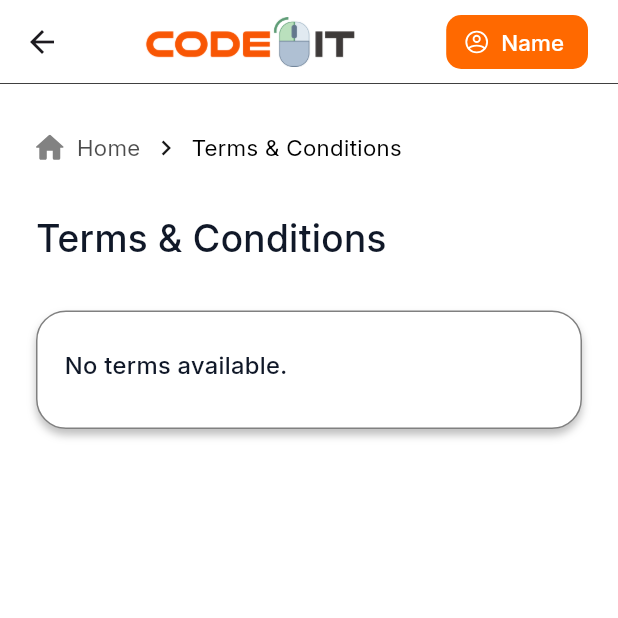
After one commit to manishshrestha01/student-portal, a Flutter app: the TermsView screen opened by its route, on a phone screen of 412 x 824 dp, the top half of it. The commit adds this screen. Run offline on Flutter 3.47's test engine with Material 3 defaults, Android fonts, the phone set to English and light mode, and no system bars; our stand-ins replace dio, flutter_svg, flutter_widget_from_html, gap, get, get_storage and 1 more; accounts and stored records are empty; network calls fail.

Commit message:
added terms and conditions

```diff
--- /dev/null
+++ b/devtools_options.yaml
@@ -0,0 +1,3 @@
+description: This file stores settings for Dart & Flutter DevTools.
+documentation: https://docs.flutter.dev/tools/devtools/extensions#configure-extension-enablement-states
+extensions:
--- a/lib/bindings/controller_binding.dart
+++ b/lib/bindings/controller_binding.dart
@@ -3,6 +3,7 @@ import 'package:codeit_app/controller/change_password_controller.dart';
 import 'package:codeit_app/controller/forgot_password_controller.dart';
 import 'package:codeit_app/controller/suggestion_controller.dart';
 import 'package:codeit_app/controller/support_controller.dart';
+import 'package:codeit_app/controller/terms_controller.dart';
 import 'package:codeit_app/controller/ticket_controller.dart';
 import 'package:codeit_app/controller/verify_otp_controller.dart';
 import 'package:get/instance_manager.dart';
@@ -16,12 +17,10 @@ class ControllerBinding extends Bindings {
       permanent: true,
     );
     Get.put<TicketController>(TicketController(), permanent: true);
+    Get.put<TermsController>(TermsController(), permanent: true);
     Get.put<SuggestionController>(SuggestionController(), permanent: true);
     Get.put<SupportController>(SupportController(), permanent: true);
-    Get.lazyPut<VerifyOtpController>(
-      () => VerifyOtpController(),
-      fenix: true,
-    );
+    Get.lazyPut<VerifyOtpController>(() => VerifyOtpController(), fenix: true);
     Get.lazyPut<ChangePasswordController>(
       () => ChangePasswordController(),
       fenix: true,
--- /dev/null
+++ b/lib/controller/terms_controller.dart
@@ -0,0 +1,35 @@
+import 'package:codeit_app/controller/storage_controller.dart';
+import 'package:codeit_app/model/terms_model.dart';
+import 'package:codeit_app/service/terms_service.dart';
+import 'package:get/get.dart';
+
+class TermsController extends GetxController {
+  var terms = TermsModel(sucess: true, data: '').obs;
+  var isLoading = false.obs;
+
+  Future<void> getTerms() async {
+    try {
+      isLoading(true);
+
+      final token = StorageController().getToken();
+      if (token == null) {
+        Get.offAllNamed('/login');
+        return;
+      }
+
+      final response = await TermsService.fetchTerms();
+      if (response.statusCode == 200) {
+        final responseData = response.data;
+
+        if (responseData is Map<String, dynamic>) {
+          final parsed = TermsModel.fromJson(responseData);
+          terms.value = parsed;
+        } else if (responseData is String) {
+          terms.value = TermsModel(sucess: true, data: responseData);
+        }
+      }
+    } finally {
+      isLoading(false);
+    }
+  }
+}
--- /dev/null
+++ b/lib/model/terms_model.dart
@@ -0,0 +1,16 @@
+class TermsModel {
+  TermsModel({
+    required this.sucess,
+    required this.data,
+  });
+
+  final bool? sucess;
+  final String? data;
+
+  factory TermsModel.fromJson(Map<String, dynamic> json) {
+    return TermsModel(
+      sucess: json["sucess"],
+      data: json["data"],
+    );
+  }
+}
--- a/lib/routes/app_pages.dart
+++ b/lib/routes/app_pages.dart
@@ -10,6 +10,7 @@ import 'package:codeit_app/view/register_view.dart';
 import 'package:codeit_app/view/splash_view.dart';
 import 'package:codeit_app/view/suggestions_view.dart';
 import 'package:codeit_app/view/support_view.dart';
+import 'package:codeit_app/view/terms_view.dart';
 import 'package:codeit_app/view/ticket_view.dart';
 import 'package:codeit_app/view/verify_otp.dart';
 import 'package:get/get.dart';
@@ -52,7 +53,8 @@ class AppPages {
     GetPage(name: AppRoutes.support, page: () => const SupportView()),
     GetPage(name: AppRoutes.ticket, page: () => const TicketView()),
     GetPage(name: AppRoutes.suggestions, page: () => const SuggestionsView()),
-     GetPage(name: AppRoutes.sendTicket, page: () => const SupportView()),
+    GetPage(name: AppRoutes.sendTicket, page: () => const SupportView()),
     GetPage(name: AppRoutes.home, page: () =>  HomeView()),
+    GetPage(name: AppRoutes.terms, page: () =>  TermsView()),
   ];
 }
--- a/lib/routes/app_routes.dart
+++ b/lib/routes/app_routes.dart
@@ -9,6 +9,7 @@ class AppRoutes {
   static const String support = '/support';
   static const String ticket = '/ticket';
   static const String suggestions = '/suggestions';
-    static const String sendTicket = '/support-ticket';
+  static const String sendTicket = '/support-ticket';
   static const String home = '/home';
+  static const String terms = '/terms';
 }
--- /dev/null
+++ b/lib/service/terms_service.dart
@@ -0,0 +1,16 @@
+import 'package:codeit_app/controller/storage_controller.dart';
+import 'package:codeit_app/utils/dio_connector.dart';
+import 'package:dio/dio.dart';
+
+class TermsService {
+  static Future<Response> fetchTerms() async {
+    try {
+      return await DioConnector.dio.get('terms');
+    } on DioException catch (e) {
+      if (e.response?.statusCode == 401) {
+        StorageController().deleteToken();
+      }
+      rethrow;
+    }
+  }
+}
--- a/lib/view/support_view.dart
+++ b/lib/view/support_view.dart
@@ -8,6 +8,7 @@ import 'package:codeit_app/view/internship_view.dart';
 import 'package:codeit_app/view/profile_view.dart';
 import 'package:codeit_app/view/suggestions_view.dart';
 import 'package:codeit_app/view/technical_view.dart';
+import 'package:codeit_app/view/terms_view.dart';
 import 'package:codeit_app/view/ticket_view.dart';
 import 'package:flutter/material.dart';
 import 'package:flutter_svg/flutter_svg.dart';
@@ -247,6 +248,7 @@ class _SupportViewState extends State<SupportView> {
                 ),
               ),
               ListTile(
+                onTap: () => Get.offAll(() => const TermsView()),
                 contentPadding: EdgeInsets.only(left: 30),
                 leading: SvgPicture.asset(
                   'assets/support/conditions.svg',
--- /dev/null
+++ b/lib/view/terms_view.dart
@@ -0,0 +1,193 @@
+import 'dart:math' as math;
+
+import 'package:codeit_app/core/constants/colors.dart';
+import 'package:codeit_app/widgets/custom_appbar.dart';
+import 'package:flutter/material.dart';
+import 'package:flutter_svg/flutter_svg.dart';
+import 'package:flutter_widget_from_html/flutter_widget_from_html.dart';
+import 'package:gap/gap.dart';
+import 'package:get/get.dart';
+import 'package:google_fonts/google_fonts.dart';
+
+import '../controller/terms_controller.dart';
+import 'support_view.dart';
+
+class TermsView extends StatefulWidget {
+  const TermsView({super.key});
+
+  @override
+  State<TermsView> createState() => _TermsViewState();
+}
+
+class _TermsViewState extends State<TermsView> {
+  final TermsController termsController = Get.find<TermsController>();
+
+  @override
+  void initState() {
+    super.initState();
+    WidgetsBinding.instance.addPostFrameCallback((_) {
+      termsController.getTerms();
+    });
+  }
+
+  @override
+  Widget build(BuildContext context) {
+    return Scaffold(
+      backgroundColor: const Color(0xFFFFFFFF),
+      appBar: CustomAppBar(),
+      body: Obx(() {
+        if (termsController.isLoading.value) {
+          return const Center(child: CircularProgressIndicator());
+        }
+        return LayoutBuilder(
+          builder: (context, constraints) {
+            return _buildPageContent(constraints.maxWidth);
+          },
+        );
+      }),
+    );
+  }
+
+  //responsive
+  Widget _buildPageContent(double screenWidth) {
+    final bool isSmall = screenWidth < 390;
+    final bool isMedium = screenWidth >= 390 && screenWidth < 768;
+    final double horizontalPadding = isSmall ? 16 : (isMedium ? 24 : 32);
+    final double contentWidth = math.min(
+      screenWidth - (horizontalPadding * 2),
+      620,
+    );
+    final String content = (termsController.terms.value.data ?? '').trim();
+    //data
+    return SingleChildScrollView(
+      child: Padding(
+        padding: EdgeInsets.symmetric(horizontal: horizontalPadding),
+        child: Column(
+          crossAxisAlignment: CrossAxisAlignment.stretch,
+          children: [
+            Gap(isSmall ? 24 : 32),
+            SingleChildScrollView(
+              scrollDirection: Axis.horizontal,
+              child: _buildBreadcrumb(isSmall),
+            ),
+            Gap(isSmall ? 24 : 32),
+            Text(
+              'Terms & Conditions',
+              style: GoogleFonts.inter(
+                textStyle: TextStyle(
+                  color: AppColors.textDark,
+                  fontSize: isSmall ? 22 : 25,
+                  fontWeight: FontWeight.w600,
+                ),
+              ),
+            ),
+            Gap(isSmall ? 20 : 30),
+            Center(
+              child: Container(
+                width: contentWidth,
+                padding: EdgeInsets.fromLTRB(
+                  isSmall ? 12 : 18,
+                  14,
+                  isSmall ? 12 : 18,
+                  20,
+                ),
+                decoration: BoxDecoration(
+                  color: Colors.white,
+                  border: Border.all(
+                    color: Colors.black.withValues(alpha: 0.50),
+                  ),
+                  borderRadius: BorderRadius.circular(20),
+                  boxShadow: [
+                    BoxShadow(
+                      color: Colors.black.withValues(alpha: 0.25),
+                      blurRadius: 4,
+                      spreadRadius: 0,
+                      offset: const Offset(0, 4),
+                    ),
+                  ],
+                ),
+                child: content.isEmpty
+                    ? Padding(
+                        padding: const EdgeInsets.symmetric(vertical: 10),
+                        child: Text(
+                          'No terms available.',
+                          style: GoogleFonts.inter(
+                            textStyle: TextStyle(
+                              color: AppColors.textDark,
+                              fontSize: isSmall ? 14 : 16,
+                              fontWeight: FontWeight.w500,
+                            ),
+                          ),
+                        ),
+                      )
+                    : HtmlWidget(
+                        content,
+                        textStyle: GoogleFonts.inter(
+                          textStyle: TextStyle(
+                            color: AppColors.textDark,
+                            fontSize: isSmall ? 13 : 15,
+                            height: 1.6,
+                          ),
+                        ),
+                      ),
+              ),
+            ),
+            Gap(isSmall ? 28 : 36),
+          ],
+        ),
+      ),
+    );
+  }
+
+  //routing
+  Widget _buildBreadcrumb(bool isSmall) {
+    return Row(
+      children: [
+        GestureDetector(
+          onTap: () => Get.offAll(() => const SupportView()),
+          child: Row(
+            children: [
+              SvgPicture.asset(
+                'assets/support/home.svg',
+                width: 19.17,
+                height: 17.35,
+                colorFilter: const ColorFilter.mode(
+                  Color.fromRGBO(0, 0, 0, 0.7),
+                  BlendMode.srcIn,
+                ),
+              ),
+              const Gap(8),
+              Text(
+                'Home',
+                style: GoogleFonts.inter(
+                  textStyle: TextStyle(
+                    color: const Color.fromRGBO(0, 0, 0, 0.7),
+                    fontSize: isSmall ? 13 : 15,
+                    fontWeight: FontWeight.w400,
+                  ),
+                ),
+              ),
+            ],
+          ),
+        ),
+        const Gap(7),
+        Icon(
+          Icons.chevron_right,
+          color: const Color.fromRGBO(0, 0, 0, 0.9),
+          size: isSmall ? 18 : 20,
+        ),
+        const Gap(7),
+        Text(
+          'Terms & Conditions',
+          style: GoogleFonts.inter(
+            textStyle: TextStyle(
+              color: const Color(0xFF000000),
+              fontSize: isSmall ? 13 : 15,
+              fontWeight: FontWeight.w400,
+            ),
+          ),
+        ),
+      ],
+    );
+  }
+}
--- a/pubspec.yaml
+++ b/pubspec.yaml
@@ -40,6 +40,7 @@ dependencies:
   flutter_svg: ^2.2.4
   google_fonts: ^8.0.2
   get_storage: ^2.1.1
+  flutter_widget_from_html: ^0.17.2
 
 dev_dependencies:
   flutter_test:
```
Also changed, not shown: pubspec.lock, 7 other files.
